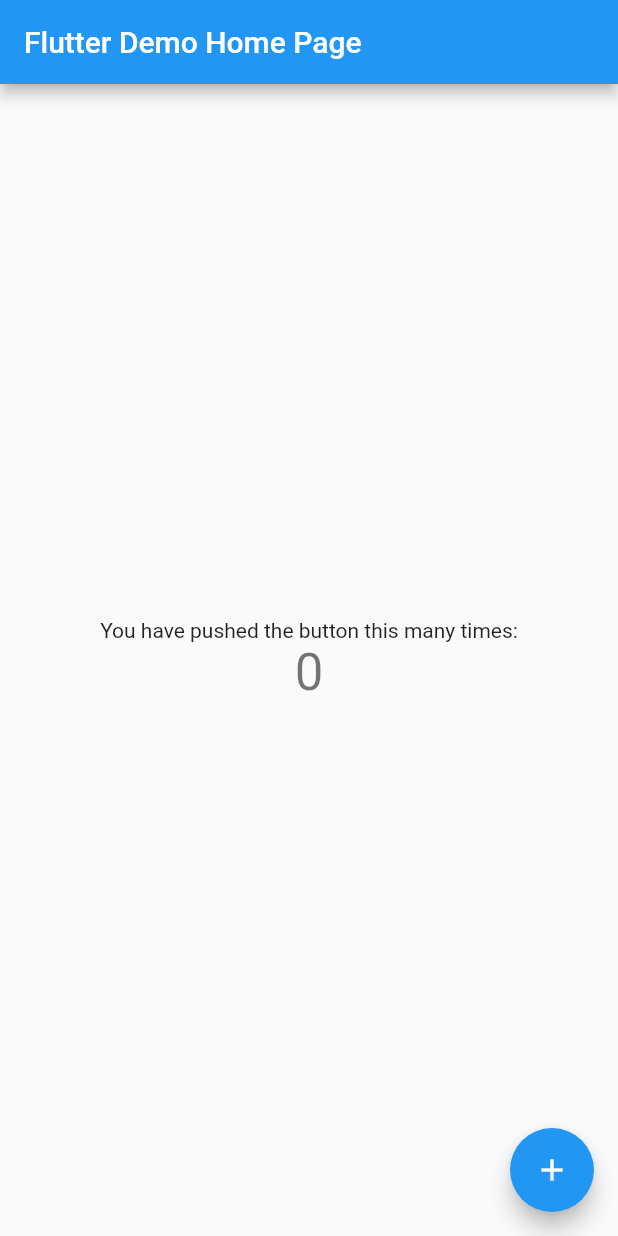
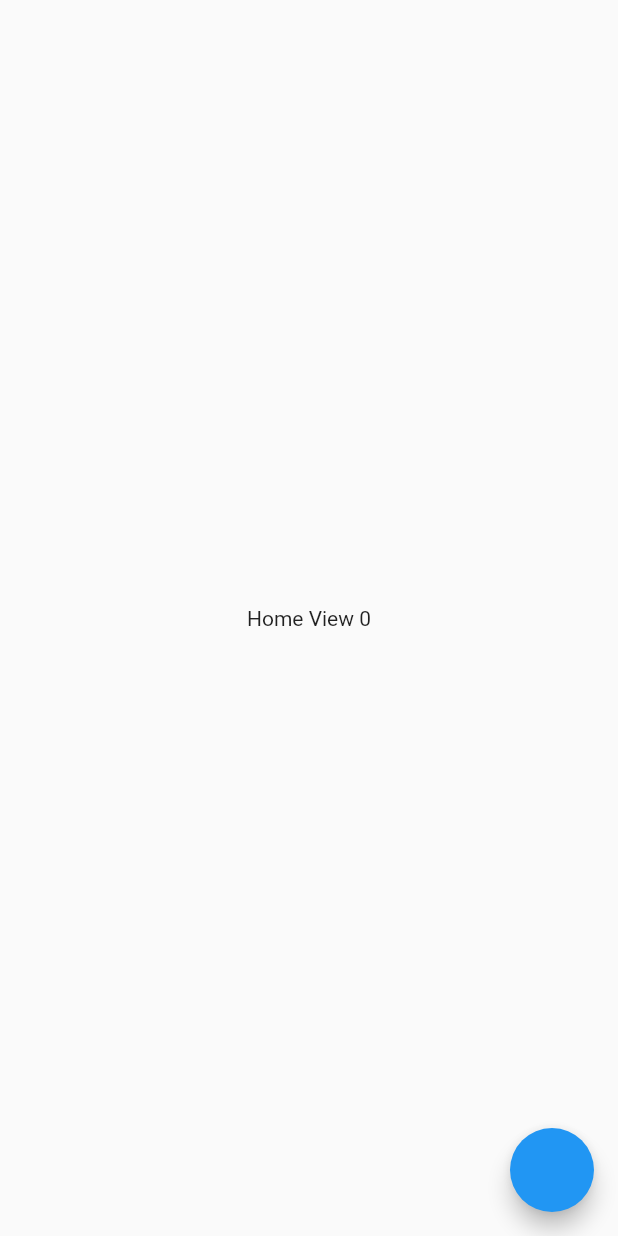
Before and after one commit to ziyadsfaxi/flutter_starter, a Flutter app: the screen it shows after launch, on a phone screen of 412 x 824 dp. Run offline on Flutter 3.47's test engine with Material 2 defaults, Android fonts, the phone set to English and light mode, and no system bars; our stand-ins replace built_collection, built_value, chopper, logger, stacked; generated files the repository leaves out were written again.

Commit message:
Add HomeView Sample

```diff
--- a/lib/main.dart
+++ b/lib/main.dart
@@ -1,4 +1,5 @@
 import 'package:flutter/material.dart';
+import 'package:flutter_starter/src/views/home/home_view.dart';
 
 void main() {
   runApp(MyApp());
@@ -11,107 +12,10 @@ class MyApp extends StatelessWidget {
     return MaterialApp(
       title: 'Flutter Demo',
       theme: ThemeData(
-        // This is the theme of your application.
-        //
-        // Try running your application with "flutter run". You'll see the
-        // application has a blue toolbar. Then, without quitting the app, try
-        // changing the primarySwatch below to Colors.green and then invoke
-        // "hot reload" (press "r" in the console where you ran "flutter run",
-        // or simply save your changes to "hot reload" in a Flutter IDE).
-        // Notice that the counter didn't reset back to zero; the application
-        // is not restarted.
         primarySwatch: Colors.blue,
-        // This makes the visual density adapt to the platform that you run
-        // the app on. For desktop platforms, the controls will be smaller and
-        // closer together (more dense) than on mobile platforms.
         visualDensity: VisualDensity.adaptivePlatformDensity,
       ),
-      home: MyHomePage(title: 'Flutter Demo Home Page'),
+      home: HomeView(),
     );
   }
 }
-
-class MyHomePage extends StatefulWidget {
-  MyHomePage({Key key, this.title}) : super(key: key);
-
-  // This widget is the home page of your application. It is stateful, meaning
-  // that it has a State object (defined below) that contains fields that affect
-  // how it looks.
-
-  // This class is the configuration for the state. It holds the values (in this
-  // case the title) provided by the parent (in this case the App widget) and
-  // used by the build method of the State. Fields in a Widget subclass are
-  // always marked "final".
-
-  final String title;
-
-  @override
-  _MyHomePageState createState() => _MyHomePageState();
-}
-
-class _MyHomePageState extends State<MyHomePage> {
-  int _counter = 0;
-
-  void _incrementCounter() {
-    setState(() {
-      // This call to setState tells the Flutter framework that something has
-      // changed in this State, which causes it to rerun the build method below
-      // so that the display can reflect the updated values. If we changed
-      // _counter without calling setState(), then the build method would not be
-      // called again, and so nothing would appear to happen.
-      _counter++;
-    });
-  }
-
-  @override
-  Widget build(BuildContext context) {
-    // This method is rerun every time setState is called, for instance as done
-    // by the _incrementCounter method above.
-    //
-    // The Flutter framework has been optimized to make rerunning build methods
-    // fast, so that you can just rebuild anything that needs updating rather
-    // than having to individually change instances of widgets.
-    return Scaffold(
-      appBar: AppBar(
-        // Here we take the value from the MyHomePage object that was created by
-        // the App.build method, and use it to set our appbar title.
-        title: Text(widget.title),
-      ),
-      body: Center(
-        // Center is a layout widget. It takes a single child and positions it
-        // in the middle of the parent.
-        child: Column(
-          // Column is also a layout widget. It takes a list of children and
-          // arranges them vertically. By default, it sizes itself to fit its
-          // children horizontally, and tries to be as tall as its parent.
-          //
-          // Invoke "debug painting" (press "p" in the console, choose the
-          // "Toggle Debug Paint" action from the Flutter Inspector in Android
-          // Studio, or the "Toggle Debug Paint" command in Visual Studio Code)
-          // to see the wireframe for each widget.
-          //
-          // Column has various properties to control how it sizes itself and
-          // how it positions its children. Here we use mainAxisAlignment to
-          // center the children vertically; the main axis here is the vertical
-          // axis because Columns are vertical (the cross axis would be
-          // horizontal).
-          mainAxisAlignment: MainAxisAlignment.center,
-          children: <Widget>[
-            Text(
-              'You have pushed the button this many times:',
-            ),
-            Text(
-              '$_counter',
-              style: Theme.of(context).textTheme.headline4,
-            ),
-          ],
-        ),
-      ),
-      floatingActionButton: FloatingActionButton(
-        onPressed: _incrementCounter,
-        tooltip: 'Increment',
-        child: Icon(Icons.add),
-      ), // This trailing comma makes auto-formatting nicer for build methods.
-    );
-  }
-}
--- /dev/null
+++ b/lib/src/views/home/home_view.dart
@@ -0,0 +1,23 @@
+import 'package:flutter/material.dart';
+import 'package:stacked/stacked.dart';
+
+import 'home_viewmodel.dart';
+
+class HomeView extends StatelessWidget {
+  const HomeView({Key key}) : super(key: key);
+
+  @override
+  Widget build(BuildContext context) {
+    return ViewModelBuilder<HomeViewModel>.reactive(
+      builder: (context, model, child) => Scaffold(
+        body: Center(
+          child: Text('${model.title} ${model.counter}'),
+        ),
+        floatingActionButton: FloatingActionButton(
+          onPressed: model.updateCounter,
+        ),
+      ),
+      viewModelBuilder: () => HomeViewModel(),
+    );
+  }
+}
--- /dev/null
+++ b/lib/src/views/home/home_viewmodel.dart
@@ -0,0 +1,14 @@
+import 'package:stacked/stacked.dart';
+
+class HomeViewModel extends BaseViewModel {
+  String _title = 'Home View';
+  String get title => _title;
+
+  int _counter = 0;
+  int get counter => _counter;
+
+  void updateCounter() {
+    _counter++;
+    notifyListeners();
+  }
+}
```
